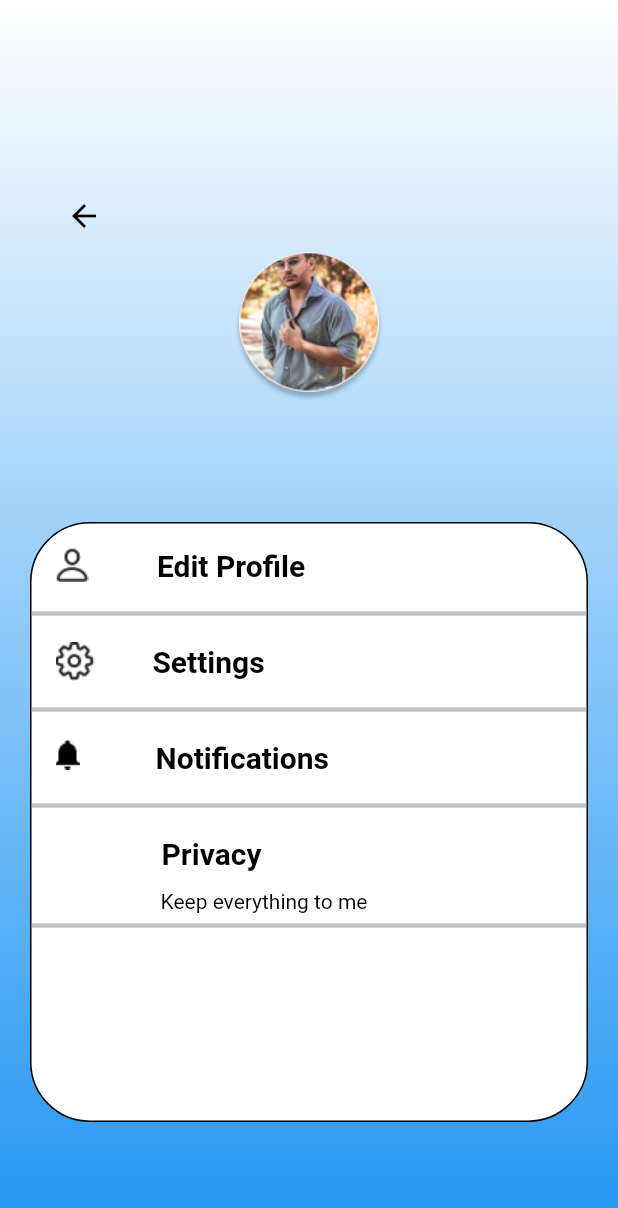
After one commit to SachiniDeSilva/Auto_Play, a Flutter app: the ViewProfile screen opened directly, on a phone screen of 412 x 824 dp. The commit adds this screen. Shown: the top 1208 px of the screen. Run offline on Flutter 3.47's test engine with Material 2 defaults, Android fonts, the phone set to English and light mode, and no system bars.

Commit message:
Built view_profile.dart file

```diff
--- a/lib/Pages/mydrawer.dart
+++ b/lib/Pages/mydrawer.dart
@@ -1,4 +1,5 @@
 import 'package:auto_play_project/Pages/home.dart';
+import 'package:auto_play_project/Pages/view_profile.dart';
 import 'package:flutter/material.dart';
 
 class mydrawer extends StatefulWidget {
@@ -50,7 +51,12 @@ class _mydrawerState extends State<mydrawer> {
                 padding: const EdgeInsets.only(top: 15.0),
                 child: Container(
                   child: ElevatedButton(
-                    onPressed: () {},
+                    onPressed: () {
+                      Navigator.of(context)
+                          .push(MaterialPageRoute(builder: (_) {
+                        return ViewProfile();
+                      }));
+                    },
                     child: Text('View Profile'),
                     style: ElevatedButton.styleFrom(
                         fixedSize: Size.fromWidth(160),
--- /dev/null
+++ b/lib/Pages/view_profile.dart
@@ -0,0 +1,165 @@
+import 'package:auto_play_project/Pages/mydrawer.dart';
+import 'package:flutter/material.dart';
+import 'package:flutter/rendering.dart';
+
+class ViewProfile extends StatefulWidget {
+  const ViewProfile({super.key});
+
+  @override
+  State<ViewProfile> createState() => _ViewProfileState();
+}
+
+class _ViewProfileState extends State<ViewProfile> {
+  @override
+  Widget build(BuildContext context) {
+    return Scaffold(
+      body: Builder(builder: (context) {
+        return Container(
+          decoration: BoxDecoration(
+            gradient: LinearGradient(
+              begin: Alignment.topCenter,
+              end: Alignment.bottomCenter,
+              colors: [Colors.white, Colors.blue],
+            ),
+          ),
+          child: Center(
+            child: Padding(
+              padding: const EdgeInsets.only(top: 120.0),
+              child: Column(
+                children: [
+                  Padding(
+                    padding: EdgeInsets.only(right: 300.0),
+                    child: IconButton(
+                      color: Colors.black,
+                      onPressed: () {
+                        Navigator.pop(context, mydrawer());
+                      },
+                      icon: Icon(Icons.arrow_back),
+                    ),
+                  ),
+                  ClipOval(
+                    child: Image.asset(
+                      'assets/Ellipse 14.png',
+                      width: 100.0,
+                    ),
+                  ),
+                  Padding(
+                    padding: const EdgeInsets.fromLTRB(20, 80, 20, 20),
+                    child: Container(
+                      height: 400.0,
+                      decoration: BoxDecoration(
+                        color: Colors.white,
+                        border: Border.all(color: Colors.black),
+                        borderRadius: BorderRadius.circular(40),
+                      ),
+                      child: ListView(
+                        children: [
+                          ListTile(
+                            leading: Image.asset('assets/􀉩.png'),
+                            title: TextButton(
+                              onPressed: () {},
+                              child: Padding(
+                                padding: const EdgeInsets.only(right: 160),
+                                child: Text(
+                                  'Edit Profile',
+                                  style: TextStyle(
+                                    fontSize: 20.0,
+                                    color: Colors.black,
+                                    fontWeight: FontWeight.bold,
+                                  ),
+                                ),
+                              ),
+                            ),
+                          ),
+                          Divider(
+                            height: 8,
+                            color: Color.fromARGB(152, 158, 158, 158),
+                            thickness: 3,
+                          ),
+                          ListTile(
+                            leading: Image.asset('assets/􀣋.png'),
+                            title: TextButton(
+                              onPressed: () {},
+                              child: Padding(
+                                padding: const EdgeInsets.only(right: 190),
+                                child: Text(
+                                  'Settings',
+                                  style: TextStyle(
+                                    fontSize: 20.0,
+                                    color: Colors.black,
+                                    fontWeight: FontWeight.bold,
+                                  ),
+                                ),
+                              ),
+                            ),
+                          ),
+                          Divider(
+                            height: 8,
+                            color: Color.fromARGB(152, 158, 158, 158),
+                            thickness: 3,
+                          ),
+                          ListTile(
+                            leading: Image.asset('assets/↳Color.png'),
+                            title: TextButton(
+                              onPressed: () {},
+                              child: Padding(
+                                padding: const EdgeInsets.only(right: 145),
+                                child: Text(
+                                  'Notifications',
+                                  style: TextStyle(
+                                    fontSize: 20.0,
+                                    color: Colors.black,
+                                    fontWeight: FontWeight.bold,
+                                  ),
+                                ),
+                              ),
+                            ),
+                          ),
+                          Divider(
+                            height: 8,
+                            color: Color.fromARGB(152, 158, 158, 158),
+                            thickness: 3,
+                          ),
+                          ListTile(
+                            title: TextButton(
+                              onPressed: () {},
+                              child: Padding(
+                                padding: const EdgeInsets.only(right: 130),
+                                child: Text(
+                                  'Privacy',
+                                  style: TextStyle(
+                                    fontSize: 20.0,
+                                    color: Colors.black,
+                                    fontWeight: FontWeight.bold,
+                                  ),
+                                ),
+                              ),
+                            ),
+                            subtitle: Padding(
+                              padding: const EdgeInsets.only(left: 70),
+                              child: Text(
+                                'Keep everything to me',
+                                style: TextStyle(
+                                    color: Colors.black,
+                                    fontWeight: FontWeight.normal),
+                              ),
+                            ),
+                          ),
+                          Divider(
+                            height: 8,
+                            color: Color.fromARGB(152, 158, 158, 158),
+                            thickness: 3,
+                          ),
+                        ],
+                      ),
+                    ),
+                  ),
+                ],
+              ),
+            ),
+          ),
+        );
+      }),
+    );
+  }
+}
```
Also changed, not shown: assets/↳Color.png (added), assets/􀉩.png (added), assets/􀣋.png (added).
